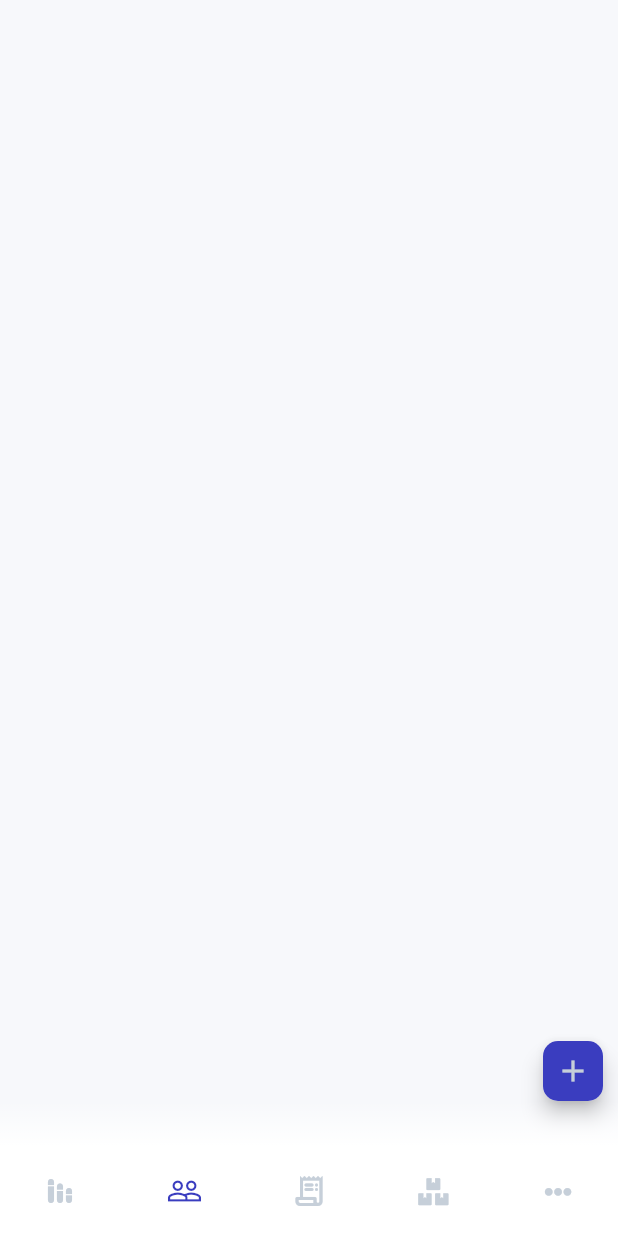
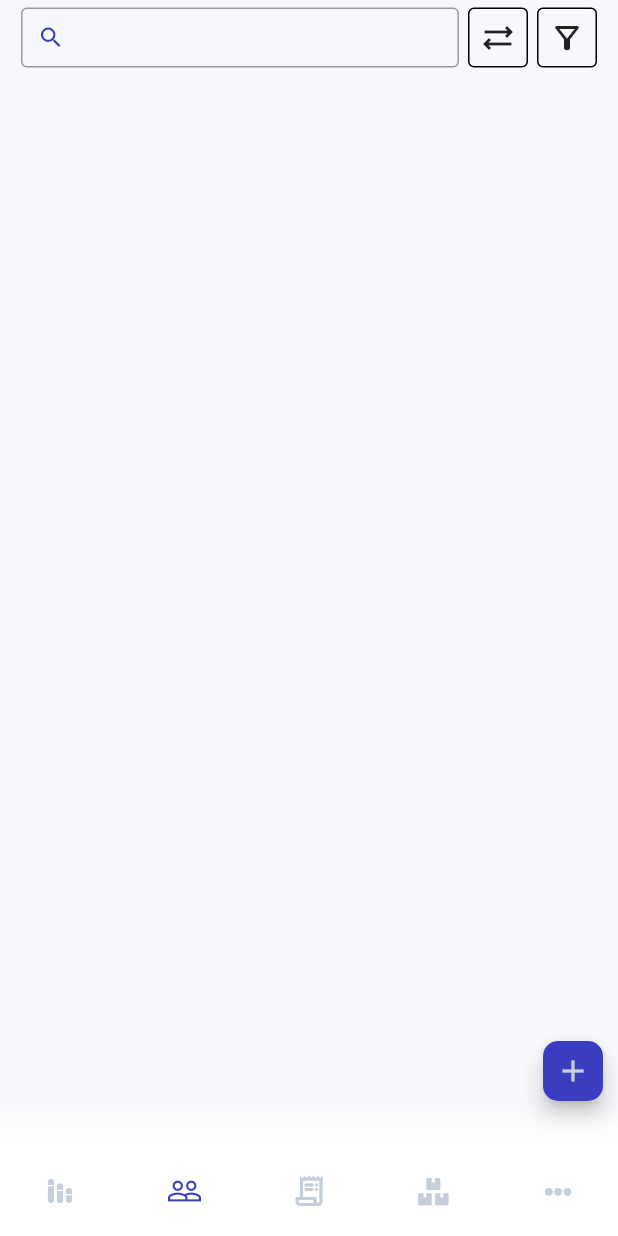
Before and after one commit to pratyushharsh/xpos, a Flutter app: the screen it shows after launch, item 2 of the bottom bar chosen, on a phone screen of 412 x 824 dp. Run offline on Flutter 3.47's test engine with Material 2 defaults, Android fonts, the phone set to English and light mode, and no system bars; our stand-ins replace barcode_widget, bloc, csv, equatable, file_picker, floor and 9 more; accounts and stored records are empty; generated files the repository leaves out were written again.

Commit message:
Added Search Bar to all pages

```diff
--- a/lib/src/module/home/clients_view.dart
+++ b/lib/src/module/home/clients_view.dart
@@ -2,8 +2,15 @@ import 'package:animations/animations.dart';
 import 'package:flutter/material.dart';
 import 'package:receipt_generator/src/config/theme_settings.dart';
 import 'package:receipt_generator/src/module/create_new_customer/new_customer_view.dart';
+import 'package:receipt_generator/src/widgets/search_bar.dart';
 
 import '../all_customer/all_customer_view.dart';
+
+const List<String> sortOptions = [
+  'Sort By Name',
+  'Sort By Last',
+  'Sort By Date'
+];
 
 class ClientsView extends StatelessWidget {
   const ClientsView({Key? key}) : super(key: key);
@@ -12,7 +19,13 @@ class ClientsView extends StatelessWidget {
   Widget build(BuildContext context) {
     return Stack(
       children: [
-        const AllCustomerView(),
+        const Positioned(
+          top: 50,
+          bottom: 0,
+          left: 10,
+          right: 10,
+          child: AllCustomerView(),
+        ),
         Positioned(
           bottom: 90,
           right: 10,
@@ -43,6 +56,12 @@ class ClientsView extends StatelessWidget {
             },
           ),
         ),
+        const Positioned(
+          top: 5,
+          left: 14,
+          right: 14,
+          child: SearchBar(),
+        ),
       ],
     );
   }
--- a/lib/src/module/item_search/item_search_view.dart
+++ b/lib/src/module/item_search/item_search_view.dart
@@ -35,7 +35,7 @@ class SearchItemView extends StatelessWidget {
           child: Column(
             mainAxisSize: MainAxisSize.min,
             children: [
-              const SearchBar(),
+              const SearchSaleProductBar(),
               BlocBuilder<ItemSearchBloc, ItemSearchState>(builder: (context, state) {
                 return Column(
                   children: state.products.map((e) => buildItemCard(context, e)).toList(),
@@ -49,8 +49,8 @@ class SearchItemView extends StatelessWidget {
   }
 }
 
-class SearchBar extends StatelessWidget {
-  const SearchBar({Key? key}) : super(key: key);
+class SearchSaleProductBar extends StatelessWidget {
+  const SearchSaleProductBar({Key? key}) : super(key: key);
 
   @override
   Widget build(BuildContext context) {
--- a/lib/src/module/list_all_item/list_all_item_view.dart
+++ b/lib/src/module/list_all_item/list_all_item_view.dart
@@ -78,9 +78,9 @@ class ItemCard extends StatelessWidget {
 
   @override
   Widget build(BuildContext context) {
-    return InkWell(
-      onTap: () {},
-      child: Card(
+    return Card(
+      child: InkWell(
+        onTap: () {},
         child: Container(
           padding: const EdgeInsets.all(8),
           child: Row(
--- /dev/null
+++ b/lib/src/widgets/search_bar.dart
@@ -0,0 +1,138 @@
+import 'package:flutter/material.dart';
+import 'package:receipt_generator/src/config/theme_settings.dart';
+
+class SearchBar extends StatefulWidget {
+  const SearchBar({Key? key}) : super(key: key);
+
+  @override
+  State<SearchBar> createState() => _SearchBarState();
+}
+
+class _SearchBarState extends State<SearchBar> {
+  GlobalKey actionKey = LabeledGlobalKey('sort');
+
+  OverlayEntry? sortOverlay;
+  double? height, width, dx, dy;
+  bool? sortDropdownOpened;
+
+  findDropdownData() {
+    RenderBox? renderBox =
+        actionKey.currentContext?.findRenderObject() as RenderBox?;
+    height = renderBox?.size.height;
+    width = renderBox?.size.width;
+    Offset? offset = renderBox?.localToGlobal(Offset.zero);
+    dx = offset?.dx;
+    dy = offset?.dy;
+  }
+
+  /*
+  OverlayEntry _createFloatingOverlay(BuildContext ctx) {
+    return OverlayEntry(builder: (context) {
+      return Positioned(
+        left: MediaQuery.of(ctx).size.width * 0.6 - 50,
+        width: MediaQuery.of(ctx).size.width * 0.4,
+        top: dy! + height! + 30,
+        child: Material(
+          child: Column(
+            children: [
+              Container(
+                height: 200,
+                width: 800,
+                color: Colors.green,
+                child: Column(
+                  crossAxisAlignment: CrossAxisAlignment.start,
+                  children: sortOptions.map((e) => Padding(
+                    padding: const EdgeInsets.all(8.0),
+                    child: Column(
+                      mainAxisAlignment: MainAxisAlignment.center,
+                      crossAxisAlignment: CrossAxisAlignment.start,
+                      children: [
+                        Text(e, style: TextStyle(fontWeight: FontWeight.bold),),
+                        Divider(height: 0,)
+                      ],
+                    ),
+                  )).toList(),
+                ),
+              ),
+            ],
+          ),
+        ),
+      );
+    });
+  }
+   */
+
+  @override
+  void initState() {
+    super.initState();
+    sortDropdownOpened = false;
+  }
+
+  @override
+  void dispose() {
+    if (sortOverlay != null && sortOverlay!.mounted) {
+      sortOverlay?.remove();
+    }
+    super.dispose();
+  }
+
+  @override
+  Widget build(BuildContext context) {
+    return Row(
+      children: [
+        const Expanded(
+          child: TextField(
+            cursorColor: AppColor.primary,
+            decoration: InputDecoration(
+              isDense: true,
+              border: OutlineInputBorder(),
+              prefixIcon: Icon(Icons.search, color: AppColor.primary,),
+              prefixIconConstraints:
+                  BoxConstraints(minHeight: 40, minWidth: 40),
+              contentPadding: EdgeInsets.all(4),
+              focusedBorder: OutlineInputBorder(
+                  borderSide: BorderSide(color: AppColor.primary, width: 2)),
+              focusColor: AppColor.primary,
+              hoverColor: AppColor.primary,
+            ),
+          ),
+        ),
+        const SizedBox(
+          width: 6,
+        ),
+        InkWell(
+          key: actionKey,
+          onTap: null
+          //     () {
+          //   setState(() {
+          //     if (sortDropdownOpened!) {
+          //       sortOverlay?.remove();
+          //     } else {
+          //       findDropdownData();
+          //       sortOverlay = _createFloatingOverlay(context);
+          //       Overlay.of(context)?.insert(sortOverlay!);
+          //     }
+          //     sortDropdownOpened = !sortDropdownOpened!;
+          //   });
+          // }
+          ,
+          child: Container(
+            padding: const EdgeInsets.all(7),
+            child: const Icon(Icons.sync_alt_outlined),
+            decoration: BoxDecoration(
+                border: Border.all(), borderRadius: BorderRadius.circular(4)),
+          ),
+        ),
+        const SizedBox(
+          width: 6,
+        ),
+        Container(
+          padding: const EdgeInsets.all(7),
+          child: const Icon(Icons.filter_alt_outlined),
+          decoration: BoxDecoration(
+              border: Border.all(), borderRadius: BorderRadius.circular(4)),
+        ),
+      ],
+    );
+  }
+}
```
Also changed, not shown: lib/src/module/home/dashboard_view.dart (+18 -1 lines), lib/src/module/home/items_view.dart (+18 -1 lines), lib/src/widgets/clipper/arrow_clipper.dart (added, +17 -0 lines).
